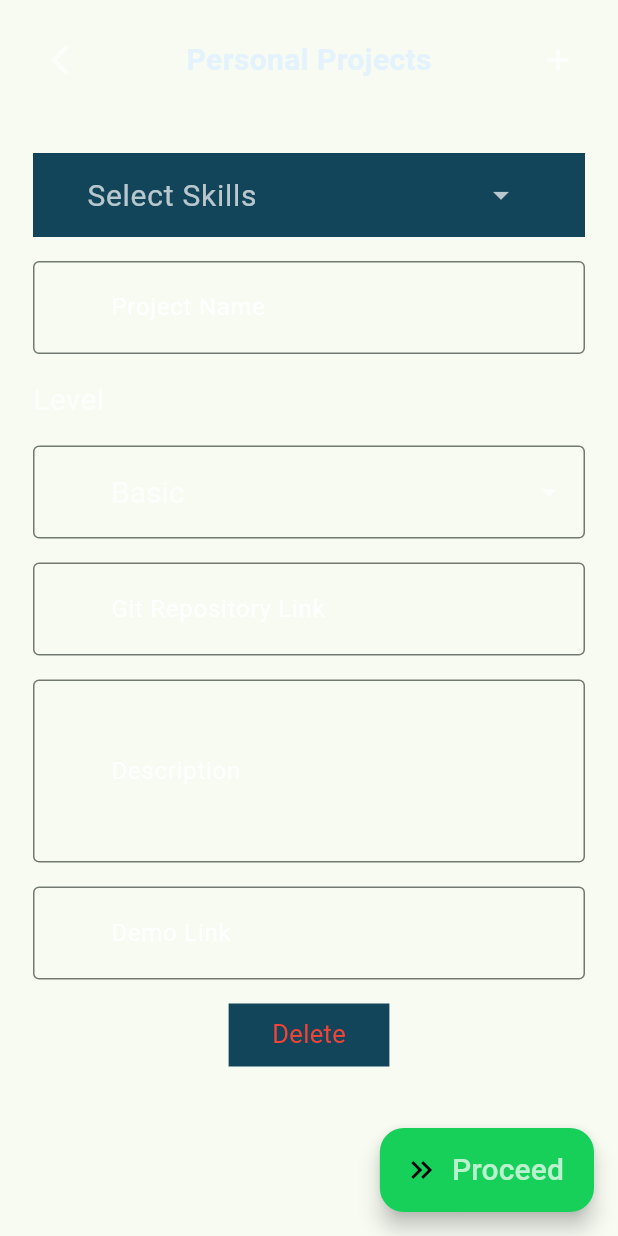
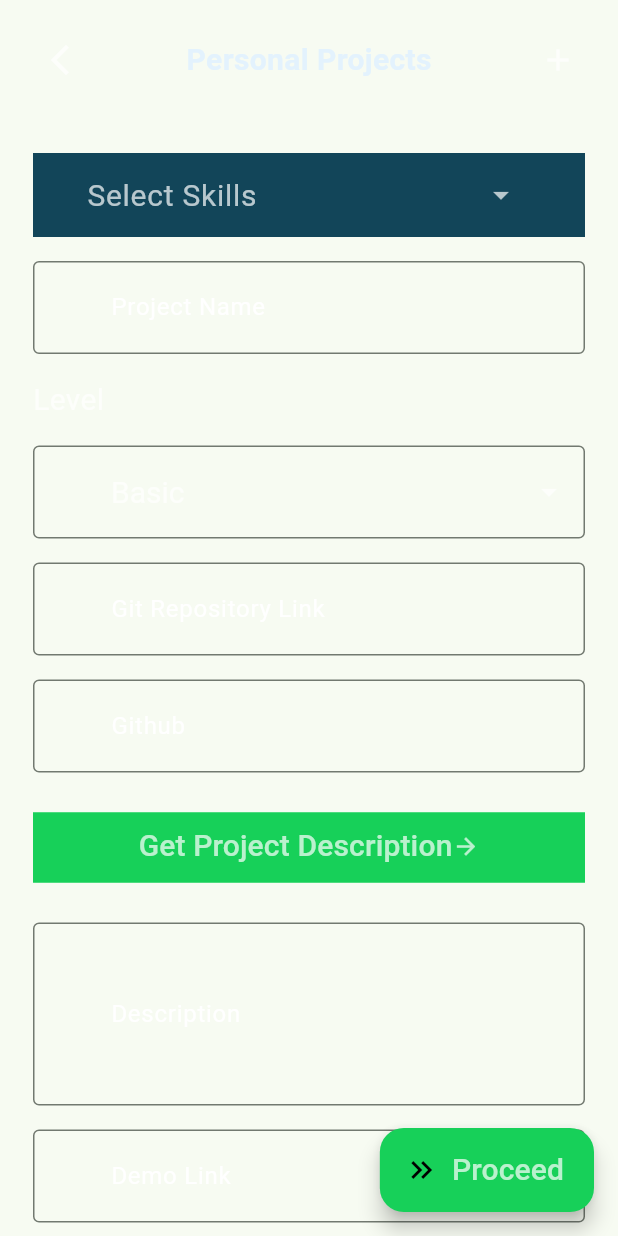
Before and after one commit to Vaibhavyadav350/tnp_kiit, a Flutter app: the screen it shows once a user with an empty profile is signed in, scrolled down 576 dp, after a tap on "Projects", on a phone screen of 412 x 824 dp. Run offline on Flutter 3.47's test engine with Material 3 defaults, Android fonts, the phone set to English and light mode, and no system bars; our stand-ins replace awesome_snackbar_content, cloud_firestore, file_picker, firebase_auth, firebase_core, firebase_storage and 7 more; missing offline and left inert: inkblob_navigation_bar; accounts and stored records are empty; project files that could hold a hidden picture were left out.

Commit message:
added github.dart

```diff
--- a/lib/theme/ui_builder.dart
+++ b/lib/theme/ui_builder.dart
@@ -1,13 +1,17 @@
 // ignore_for_file: curly_braces_in_flow_control_structures
+
+import 'dart:convert';
+import 'package:flutter/material.dart';
+import 'package:http/http.dart' as http;
 
 import 'package:awesome_snackbar_content/awesome_snackbar_content.dart';
 import 'package:cloud_firestore/cloud_firestore.dart';
 import 'package:file_picker/file_picker.dart';
 import 'package:firebase_auth/firebase_auth.dart';
-import 'package:flutter/material.dart';
 import 'package:kiit_connect/theme/colors.dart';
 import 'package:kiit_connect/theme/miscellaneous.dart';
 import 'package:kiit_connect/theme/neo_box.dart';
+import 'package:kiit_connect/theme/vytext.dart';
 
 extension StringExtension on String {
   static final nonVerbalStuff = RegExp("[^\\w]+");
@@ -76,7 +80,113 @@ class FormItemSupplier {
 class FormBuilder {
   final List<FormItemSupplier> formPress = [];
   var maximumInstances = 10;
+  FormBuilder addGitHubRepoInput(displayName, {firebaseKey, validatingCondition}) {
+    formPress.add(FormItemSupplier(
+        displayName: displayName,
+        firebaseKey: firebaseKey,
+        validatingCondition: validatingCondition,
+        supplier: (setState) {
+          final TextEditingController controller = TextEditingController();
+          String projectDescription = '';
+          List<Map<String, dynamic>> _contributors = [];
+          String _repositoryName = '';
+          String _description = '';
+          String _language = '';
+          int _stars = 0;
+          int _forks = 0;
+          int _watchers = 0;
+          List<String> _topics = [];
+          String _error = '';
 
+          return FormItem2(
+              displayName: displayName,
+              serialize: () => controller.text,
+              deserialize: (value) => controller.text = value,
+              builder: (context) {
+                return Column(
+                  crossAxisAlignment: CrossAxisAlignment.start,
+                  children: [
+                    MatTextField(
+                      label: displayName,
+                      controller: controller,
+                    ),
+                    SizedBox(height: 10),
+                    MatTextButton(
+                      text: 'Get Project Description',
+                      onPressed: () async {
+
+                        try {
+                          final repoUrl = controller.text.trim();
+                          Uri uri = Uri.parse(repoUrl);
+                          List<String> pathSegments = uri.pathSegments;
+                          String username = pathSegments[0];
+                          String repository = pathSegments[1];
+                          http.Response response = await http.get(
+                            Uri.https('api.github.com', '/repos/$username/$repository'),
+                          );
+
+                          Map<String, dynamic> data = json.decode(response.body);
+
+                          http.Response contributorsResponse = await http.get(
+                            Uri.https('api.github.com', '/repos/$username/$repository/contributors'),
+                          );
+                          List<dynamic> contributorsData = json.decode(contributorsResponse.body);
+                          setState(() {
+                            _contributors = contributorsData.map<Map<String, dynamic>>((contributor) => {
+                              'login': contributor['login'],
+                              'contributions': contributor['contributions'],
+                            }).toList();
+                            _repositoryName = data['name'];
+                            _description = data['description'];
+                            _language = data['language'];
+                            _stars = data['stargazers_count'];
+                            _forks = data['forks_count'];
+                            _watchers = data['watchers_count'];
+                            _topics = List<String>.from(data['topics']);
+                            print(_contributors);print(_description);
+                            _error = ''; // Reset error message
+                          });
+                        } catch (e) {
+                          setState(() {
+                            _error = 'Error: Unable to fetch project information.';
+                          });
+                        }
+                      },
+                    ),
+                    SizedBox(height: 10),
+                    if (_repositoryName.isNotEmpty) ...[
+                      BoldText('Repository Name: ',_repositoryName),
+                      BoldText('Description:',' $_description'),
+                      BoldText('Language:',' $_language'),
+                      BoldText('Stars: ','$_stars'),
+                      BoldText('Forks:',' $_forks'),
+                      BoldText('Watchers:',' $_watchers'),
+
+                      Row(
+
+                        children: [
+                          Wrap(
+                            children: _topics.map((topic) => Padding(
+                              padding: const EdgeInsets.symmetric(horizontal: 4),
+                              child: Chip(label: Text(topic,style: TextStyle(color: Colors.white),)),
+                            )).toList(),
+                          ),
+                        ],
+                      ),
+                      if (_contributors.isNotEmpty)
+                        Column(
+                          crossAxisAlignment: CrossAxisAlignment.start,
+                          children: _contributors.map((contributor) => BoldText('${contributor['login']} -',' ${contributor['contributions']} contributions')).toList(),
+                        )
+                      else
+                        Text('No contributors found.'),
+                    ],
+                  ],
+                );
+              });
+        }));
+    return this;
+  }
   FormBuilder addTextField(displayName,
       {defaultValue = "",
       maxLines = 1,
@@ -298,6 +408,8 @@ class FormBuilder {
   }
 }
 
+
+
 class Stencil {
   final List<FormItemSupplier> formPress;
 
@@ -432,6 +544,8 @@ class _TalikaState extends State<Talika> {
         child: Row(
           mainAxisAlignment: MainAxisAlignment.spaceBetween,
           children: [
+
+
             SizedBox(
                 height: 60,
                 width: 60,
--- a/lib/user/member/work/projects.dart
+++ b/lib/user/member/work/projects.dart
@@ -89,6 +89,7 @@ class PersonalProject extends StatelessWidget {
         .addTextField("Project Name")
         .addComboBox("Level", projectComplexityLevel)
         .addTextField("Git Repository Link")
+        .addGitHubRepoInput("Github")
         .addTextField("Description", maxLines: 3)
         .addTextField("Demo Link")
         .build("Personal Projects", (c) => const AcademicAchievements());
```
Also changed, not shown: lib/theme/vytext.dart (+23 -0 lines), lib/user/member/setting/github.dart (added, +121 -0 lines).
